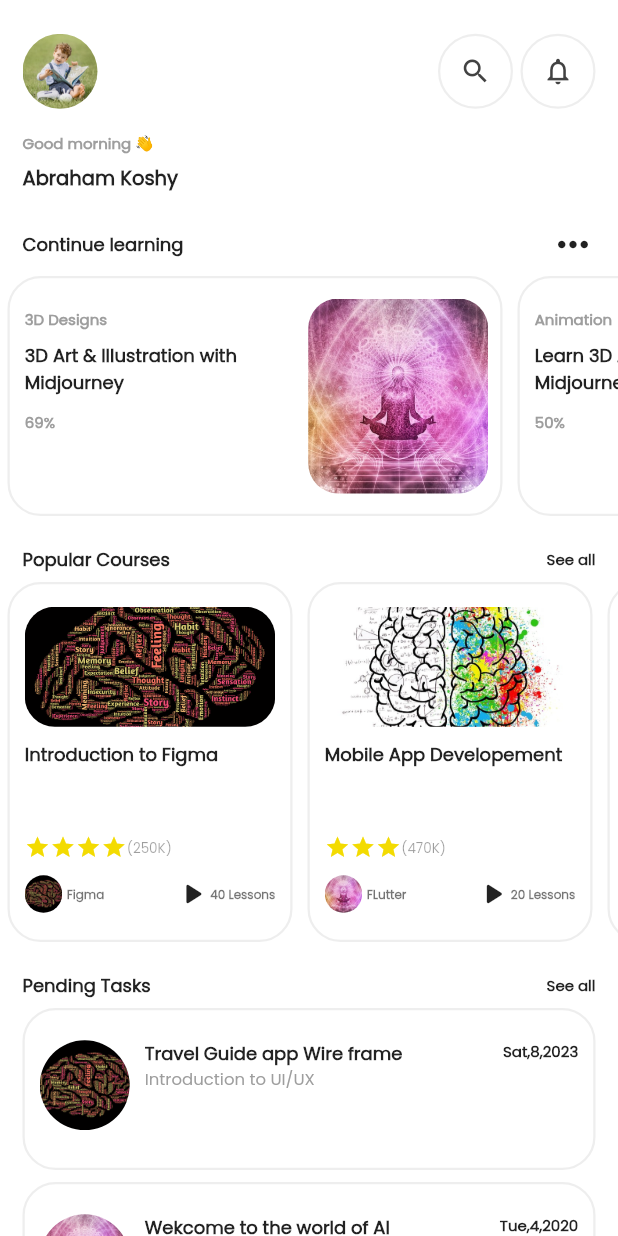
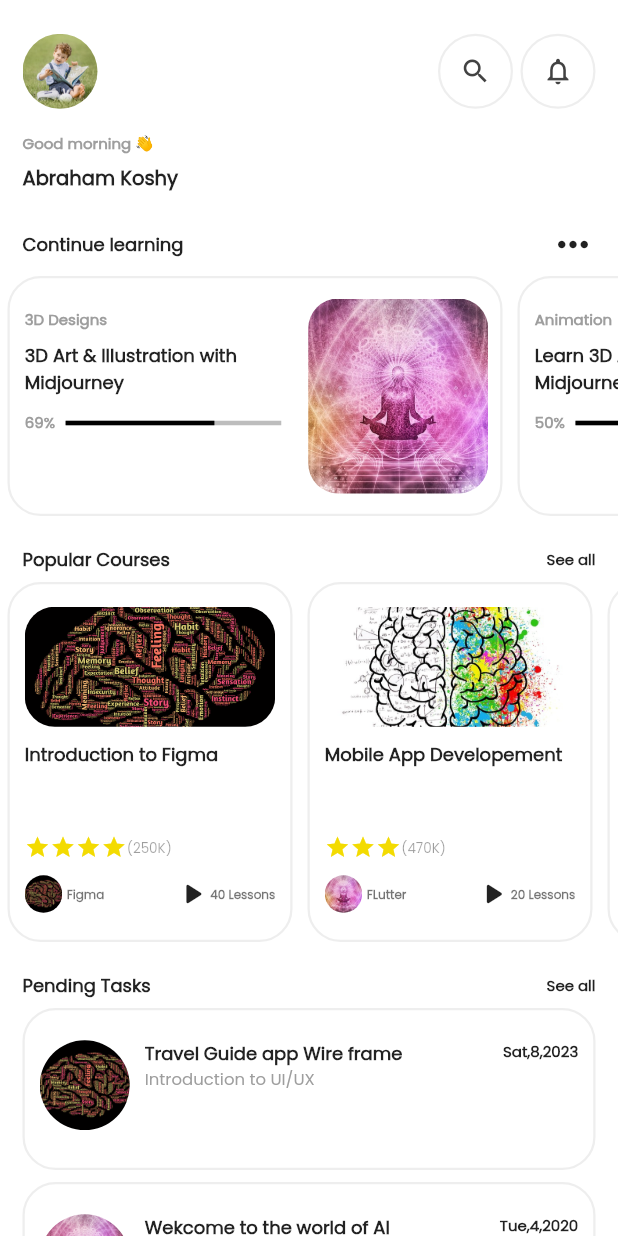
Before and after one commit to rasinchungath/behance-learning-app, a Flutter app: the screen it shows after launch, on a phone screen of 412 x 824 dp. Run offline on Flutter 3.47's test engine with Material 2 defaults, Android fonts, the phone set to English and light mode, and no system bars; our stand-ins replace get, google_fonts.

Commit message:
new feature added

```diff
--- a/lib/controller/data_controller.dart
+++ b/lib/controller/data_controller.dart
@@ -5,7 +5,6 @@ import '../models/pending_task_model.dart';
 import '../models/popular_cousre_model.dart';
 
 class DataController extends GetxController {
-
   List<DataModel> data = [
     DataModel(
       userName: 'Abraham Koshy',
@@ -16,29 +15,149 @@ class DataController extends GetxController {
           subTitle: '3D Designs',
           title: '3D Art & Illustration with Midjourney',
           image: 'assets/images/learning3.jpg',
-          percentage: '69%',
-          image2:  'assets/images/profile.jpg',
+          percentage: 69,
+          image2: 'assets/images/profile.jpg',
+          lessonsCount: 22,
+          time: '80h:30min',
+          ratings: 4.5,
+          weeks: 5,
+          topics: [
+            Topics(
+              title: 'Introduction to Midjourney',
+              subTitle: 'Midjourney course introduction',
+              videoCount: 4,
+              time: '8h:30min',
+            ),
+            Topics(
+              title: 'Basics of 3D Art',
+              subTitle: '3D Art introduction',
+              videoCount: 10,
+              time: '4h:20min',
+            ),
+            Topics(
+              title: '3D Art and Illustration',
+              subTitle: 'Course introduction',
+              videoCount: 7,
+              time: '1h:40min',
+            ),
+            Topics(
+              title: 'About Midjourney',
+              subTitle: 'Midjourney course introduction',
+              videoCount: 6,
+              time: '5h:30min',
+            ),
+          ],
         ),
         LearningModel(
           subTitle: 'Animation',
           title: 'Learn 3D Animation with Midjourney ',
           image: 'assets/images/learning.png',
-          percentage: '50%',
-           image2:  'assets/images/profile.jpg',
+          percentage: 50,
+          image2: 'assets/images/profile.jpg',
+          lessonsCount: 52,
+          time: '8h:30min',
+          ratings: 5,
+          weeks: 5,
+          topics: [
+            Topics(
+              title: 'Introduction to Midjourney',
+              subTitle: 'Midjourney course introduction',
+              videoCount: 4,
+              time: '8h:30min',
+            ),
+            Topics(
+              title: 'Basics of 3D Art',
+              subTitle: '3D Art introduction',
+              videoCount: 4,
+              time: '8h:30min',
+            ),
+            Topics(
+              title: '3D Art and Illustration',
+              subTitle: 'Course introduction',
+              videoCount: 4,
+              time: '8h:30min',
+            ),
+            Topics(
+              title: 'About Midjourney',
+              subTitle: 'Midjourney course introduction',
+              videoCount: 4,
+              time: '8h:30min',
+            ),
+          ],
         ),
         LearningModel(
           subTitle: 'Coding',
           title: 'Learn coding with Midjourney',
           image: 'assets/images/learning2.jpg',
-          percentage: '55%',
-           image2:  'assets/images/learning3.jpg',
+          percentage: 55,
+          image2: 'assets/images/learning3.jpg',
+          lessonsCount: 77,
+          time: '80h:30min',
+          ratings: 3.0,
+          weeks: 5,
+          topics: [
+            Topics(
+              title: 'Introduction to Midjourney',
+              subTitle: 'Midjourney course introduction',
+              videoCount: 4,
+              time: '8h:30min',
+            ),
+            Topics(
+              title: 'Basics of 3D Art',
+              subTitle: '3D Art introduction',
+              videoCount: 4,
+              time: '8h:30min',
+            ),
+            Topics(
+              title: '3D Art and Illustration',
+              subTitle: 'Course introduction',
+              videoCount: 4,
+              time: '8h:30min',
+            ),
+            Topics(
+              title: 'About Midjourney',
+              subTitle: 'Midjourney course introduction',
+              videoCount: 4,
+              time: '8h:30min',
+            ),
+          ],
         ),
         LearningModel(
           subTitle: '3D Designs',
           title: '3D Art & Illustration with Midjourney',
           image: 'assets/images/profile.jpg',
-          percentage: '69%',
-          image2:  'assets/images/profile.jpg',
+          percentage: 69,
+          image2: 'assets/images/profile.jpg',
+          lessonsCount: 90,
+          time: '80h:30min',
+          ratings: 4,
+          weeks: 5,
+          topics: [
+            Topics(
+              title: 'Introduction to Midjourney',
+              subTitle: 'Midjourney course introduction',
+              videoCount: 4,
+              time: '8h:30min',
+            ),
+            Topics(
+              title: 'Basics of 3D Art',
+              subTitle: '3D Art introduction',
+              videoCount: 4,
+              time: '8h:30min',
+            ),
+            Topics(
+              title: '3D Art and Illustration',
+              subTitle: 'Course introduction',
+              videoCount: 4,
+              time: '8h:30min',
+            ),
+            Topics(
+              title: 'About Midjourney',
+              subTitle: 'Midjourney course introduction',
+              videoCount: 4,
+              time: '8h:30min',
+            ),
+          ],
         ),
       ],
       pendingTasks: [
@@ -77,8 +196,38 @@ class DataController extends GetxController {
           subTitle: 'Animation',
           title: 'Animation and Vfx',
           image: 'assets/images/learning2.jpg',
-          percentage: '50%',
-          image2:  'assets/images/profile.jpg',
+          percentage: 50,
+          image2: 'assets/images/profile.jpg',
+          lessonsCount: 90,
+          time: '80h:30min',
+          ratings: 4,
+          weeks: 5,
+          topics: [
+            Topics(
+              title: 'Introduction to Midjourney',
+              subTitle: 'Midjourney course introduction',
+              videoCount: 4,
+              time: '8h:30min',
+            ),
+            Topics(
+              title: 'Basics of 3D Art',
+              subTitle: '3D Art introduction',
+              videoCount: 4,
+              time: '8h:30min',
+            ),
+            Topics(
+              title: '3D Art and Illustration',
+              subTitle: 'Course introduction',
+              videoCount: 4,
+              time: '8h:30min',
+            ),
+            Topics(
+              title: 'About Midjourney',
+              subTitle: 'Midjourney course introduction',
+              videoCount: 4,
+              time: '8h:30min',
+            ),
+          ],
         ),
       ],
       pendingTasks: [
@@ -99,8 +248,38 @@ class DataController extends GetxController {
           subTitle: 'Coding',
           title: 'Learn to code',
           image: 'assets/images/learning3.jpg',
-          percentage: '55%',
-          image2:  'assets/images/profile.jpg',
+          percentage: 55,
+          image2: 'assets/images/profile.jpg',
+          lessonsCount: 90,
+          time: '80h:30min',
+          ratings: 4,
+          weeks: 5,
+          topics: [
+            Topics(
+              title: 'Introduction to Midjourney',
+              subTitle: 'Midjourney course introduction',
+              videoCount: 4,
+              time: '8h:30min',
+            ),
+            Topics(
+              title: 'Basics of 3D Art',
+              subTitle: '3D Art introduction',
+              videoCount: 4,
+              time: '8h:30min',
+            ),
+            Topics(
+              title: '3D Art and Illustration',
+              subTitle: 'Course introduction',
+              videoCount: 4,
+              time: '8h:30min',
+            ),
+            Topics(
+              title: 'About Midjourney',
+              subTitle: 'Midjourney course introduction',
+              videoCount: 4,
+              time: '8h:30min',
+            ),
+          ],
         ),
       ],
       pendingTasks: [
@@ -121,8 +300,38 @@ class DataController extends GetxController {
           subTitle: '3D Designs',
           title: '3D Art & Illustration with Midjourney',
           image: 'assets/images/learning3.jpg',
-          percentage: '69%',
-          image2:  'assets/images/profile.jpg',
+          percentage: 69,
+          image2: 'assets/images/profile.jpg',
+          lessonsCount: 90,
+          time: '80h:30min',
+          ratings: 4,
+          weeks: 5,
+          topics: [
+            Topics(
+              title: 'Introduction to Midjourney',
+              subTitle: 'Midjourney course introduction',
+              videoCount: 4,
+              time: '8h:30min',
+            ),
+            Topics(
+              title: 'Basics of 3D Art',
+              subTitle: '3D Art introduction',
+              videoCount: 4,
+              time: '8h:30min',
+            ),
+            Topics(
+              title: '3D Art and Illustration',
+              subTitle: 'Course introduction',
+              videoCount: 4,
+              time: '8h:30min',
+            ),
+            Topics(
+              title: 'About Midjourney',
+              subTitle: 'Midjourney course introduction',
+              videoCount: 4,
+              time: '8h:30min',
+            ),
+          ],
         ),
       ],
       pendingTasks: [
--- a/lib/models/learning_model.dart
+++ b/lib/models/learning_model.dart
@@ -1,13 +1,37 @@
 class LearningModel {
-  LearningModel(
-      {required this.subTitle,
-      required this.title,
-      required this.image,
-      required this.percentage,
-      required this.image2});
+  LearningModel({
+    required this.subTitle,
+    required this.title,
+    required this.image,
+    required this.percentage,
+    required this.image2,
+    required this.lessonsCount,
+    required this.time,
+    required this.ratings,
+    required this.weeks,
+    required this.topics,
+  });
   String subTitle;
   String title;
   String image;
-  String percentage;
+  int percentage;
   String image2;
+  int lessonsCount;
+  String time;
+  double ratings;
+  int weeks;
+  List<Topics> topics;
 }
+
+class Topics {
+  Topics({
+    required this.title,
+    required this.subTitle,
+    required this.videoCount,
+    required this.time
+  });
+  String title;
+  String subTitle;
+  int videoCount;
+  String time;
+}
--- a/lib/view/enroll screen/enroll_screen.dart
+++ b/lib/view/enroll screen/enroll_screen.dart
@@ -2,14 +2,18 @@ import 'package:flutter/material.dart';
 import 'package:get/get.dart';
 import 'package:online_learning/widgets/appbar.dart';
 import '../../constants/constants.dart';
+import '../../models/learning_model.dart';
 import '../../widgets/custom_button.dart';
 import 'widgets/courses_container.dart';
 import 'widgets/hour_rating_widgets.dart';
 import 'widgets/week_card.dart';
 
 class EnrollScreen extends StatelessWidget {
-  const EnrollScreen({super.key,});
-
+  const EnrollScreen({
+    super.key,
+    required this.continuelearning,
+  });
+  final LearningModel continuelearning;
 
   @override
   Widget build(BuildContext context) {
@@ -41,11 +45,11 @@ class EnrollScreen extends StatelessWidget {
                         borderRadius: BorderRadius.circular(20),
                         color: Colors.blue,
                       ),
-                      child: const Padding(
-                        padding: EdgeInsets.all(5.0),
+                      child: Padding(
+                        padding: const EdgeInsets.all(5.0),
                         child: Text(
-                          '3D Design',
-                          style: TextStyle(
+                          continuelearning.subTitle,
+                          style: const TextStyle(
                             fontSize: 9,
                             fontWeight: FontWeight.w500,
                             color: Colors.white,
@@ -56,9 +60,9 @@ class EnrollScreen extends StatelessWidget {
                     const SizedBox(
                       height: 10,
                     ),
-                    const Text(
-                      '3D Art & Illustration with Midjourney',
-                      style: TextStyle(
+                    Text(
+                      continuelearning.title,
+                      style: const TextStyle(
                         fontSize: 16,
                         fontWeight: FontWeight.w600,
                       ),
@@ -68,9 +72,9 @@ class EnrollScreen extends StatelessWidget {
                     ),
                     HourRatingWidgets(
                       icon1: Icons.access_time,
-                      text1: '80h:30min',
+                      text1: continuelearning.time,
                       icon2: Icons.star,
-                      text2: '4.9 Ratings',
+                      text2: '${continuelearning.ratings} Ratings',
                       color: kstarColor,
                     ),
                   ],
@@ -84,9 +88,11 @@ class EnrollScreen extends StatelessWidget {
                 child: ListView.builder(
                   physics: const BouncingScrollPhysics(),
                   scrollDirection: Axis.horizontal,
-                  itemCount: 4,
+                  itemCount: continuelearning.weeks,
                   itemBuilder: (context, index) {
-                    return WeekCard(weeks: index,);
+                    return WeekCard(
+                      weeks: index,
+                    );
                   },
                 ),
               ),
@@ -98,7 +104,12 @@ class EnrollScreen extends StatelessWidget {
                 physics: const NeverScrollableScrollPhysics(),
                 itemCount: 4,
                 itemBuilder: (context, index) {
-                  return const CoursesContainer();
+                  return CoursesContainer(
+                    title: continuelearning.topics[index].title,
+                    subTitle: continuelearning.topics[index].subTitle,
+                    videoCount: continuelearning.topics[index].videoCount,
+                    time:continuelearning.topics[index].time,
+                  );
                 },
               ),
             ],
--- a/lib/view/enroll screen/widgets/courses_container.dart
+++ b/lib/view/enroll screen/widgets/courses_container.dart
@@ -4,7 +4,17 @@ import 'hour_rating_widgets.dart';
 import 'locked_courses.dart';
 
 class CoursesContainer extends StatelessWidget {
-  const CoursesContainer({super.key});
+  CoursesContainer({
+    super.key,
+    required this.title,
+    required this.subTitle,
+    required this.videoCount,
+    required this.time
+  });
+  String title;
+  String subTitle;
+  int videoCount;
+  String time;
 
   @override
   Widget build(BuildContext context) {
@@ -30,9 +40,9 @@ class CoursesContainer extends StatelessWidget {
             right: 15,
             bottom: 15,
           ),
-          title: const Text(
-            'Introduction to Midjourney',
-            style: TextStyle(
+          title: Text(
+           title,
+            style: const TextStyle(
               fontSize: 12,
               fontWeight: FontWeight.w600,
               color: Colors.black,
@@ -40,17 +50,17 @@ class CoursesContainer extends StatelessWidget {
           ),
           subtitle: HourRatingWidgets(
             icon1: Icons.video_call_rounded,
-            text1: '4 Videos',
+            text1: '$videoCount Videos',
             icon2: Icons.access_time,
-            text2: '80h:30min',
+            text2: time,
           ),
           children: <Widget>[
             Row(
               mainAxisAlignment: MainAxisAlignment.spaceBetween,
               children: [
-                const Text(
-                  'Midjourney Cousre Introduction',
-                  style: TextStyle(
+                Text(
+                  subTitle,
+                  style: const TextStyle(
                     fontSize: 10,
                     fontWeight: FontWeight.w500,
                   ),
--- a/lib/view/home screen/home_screen.dart
+++ b/lib/view/home screen/home_screen.dart
@@ -80,16 +80,10 @@ class HomeScreen extends StatelessWidget {
                 scrollDirection: Axis.horizontal,
                 itemCount: dataController.data[userid].continueLearning.length,
                 itemBuilder: (context, index) {
-                  return LearningCard(continuelearning: dataController.data[userid].continueLearning[index],);
-                    // image: dataController
-                    //     .data[userid].continueLearning[index].image,
-                    // subTitle: dataController
-                    //     .data[userid].continueLearning[index].subTitle,
-                    // title: dataController
-                    //     .data[userid].continueLearning[index].title,
-                    // percentage: dataController
-                    //     .data[userid].continueLearning[index].percentage,
-                 // );
+                  return LearningCard(
+                    continuelearning:
+                        dataController.data[userid].continueLearning[index],
+                  );
                 },
               ),
             ),
@@ -172,10 +166,13 @@ class HomeScreen extends StatelessWidget {
                 itemCount: dataController.data[userid].pendingTasks.length,
                 itemBuilder: (context, index) {
                   return PendingTasksCard(
-                    image:  dataController.data[userid].pendingTasks[index].image,
-                    subTitle:  dataController.data[userid].pendingTasks[index].subTitle,
-                    title:  dataController.data[userid].pendingTasks[index].title,
-                    date:  dataController.data[userid].pendingTasks[index].date,
+                    image:
+                        dataController.data[userid].pendingTasks[index].image,
+                    subTitle: dataController
+                        .data[userid].pendingTasks[index].subTitle,
+                    title:
+                        dataController.data[userid].pendingTasks[index].title,
+                    date: dataController.data[userid].pendingTasks[index].date,
                   );
                 },
               ),
--- a/lib/view/home screen/widgets/learning_card.dart
+++ b/lib/view/home screen/widgets/learning_card.dart
@@ -6,18 +6,8 @@ import '../constants.dart';
 import 'package:get/get.dart';
 
 class LearningCard extends StatelessWidget {
-  const LearningCard(
-      {super.key,
-      // required this.image,
-      // required this.subTitle,
-      // required this.title,
-      // required this.percentage,
-      required this.continuelearning});
+  const LearningCard({super.key, required this.continuelearning});
 
-  // final String title;
-  // final String subTitle;
-  // final String percentage;
-  // final String image;
   final LearningModel continuelearning;
 
   @override
@@ -61,8 +51,20 @@ class LearningCard extends StatelessWidget {
                       Row(
                         children: [
                           Text(
-                            continuelearning.percentage,
+                            '${continuelearning.percentage}%',
                             style: kGreetingTextStyle,
+                          ),
+                          const SizedBox(
+                            width: 7,
+                          ),
+                           Expanded(
+                            child: LinearProgressIndicator(
+                              valueColor:
+                                  const AlwaysStoppedAnimation<Color>(Colors.black),
+                              backgroundColor: Colors.grey.shade400,
+                              minHeight: 3,
+                              value: (continuelearning.percentage/100),
+                            ),
                           ),
                         ],
                       ),
--- a/lib/view/learning_screen/learning_screen.dart
+++ b/lib/view/learning_screen/learning_screen.dart
@@ -10,7 +10,7 @@ import '../../widgets/custom_button.dart';
 import '../enroll screen/enroll_screen.dart';
 
 class LearningScreen extends StatelessWidget {
-  const LearningScreen({super.key, required this.continuelearning});
+  const LearningScreen({super.key, required this.continuelearning,});
   final  LearningModel continuelearning;
 
   @override
@@ -74,11 +74,11 @@ class LearningScreen extends StatelessWidget {
                   mainAxisAlignment: MainAxisAlignment.spaceBetween,
                   children: [
                     BottomRoundContainer(
-                        icon: Icons.auto_stories_outlined, text: '22 Lessons'),
+                        icon: Icons.auto_stories_outlined, text: '${continuelearning.lessonsCount} Lessons',),
                     BottomRoundContainer(
-                        icon: Icons.access_time, text: '80h:30min'),
+                        icon: Icons.access_time, text: continuelearning.time,),
                     BottomRoundContainer(
-                        icon: Icons.star_border_outlined, text: '4.9 Ratings'),
+                        icon: Icons.star_border_outlined, text: '${continuelearning.ratings} Ratings',),
                   ],
                 ),
               ],
@@ -93,7 +93,7 @@ class LearningScreen extends StatelessWidget {
               label: 'Enroll for free',
               onpressed: () {
                 Get.to(
-                  () => const EnrollScreen(),
+                  () => EnrollScreen(continuelearning: continuelearning),
                 );
               },
             ),
--- a/lib/view/learning_screen/widgets/rounded_container.dart
+++ b/lib/view/learning_screen/widgets/rounded_container.dart
@@ -3,7 +3,7 @@ import '../../../constants/constants.dart';
 import '../../home screen/widgets/circular_container.dart';
 
 class RoundedContainer extends StatelessWidget {
-  const RoundedContainer({super.key, required this.image, required this.text});
+  const RoundedContainer({super.key, required this.image, required this.text,});
   final String image;
   final String text;
 
```
